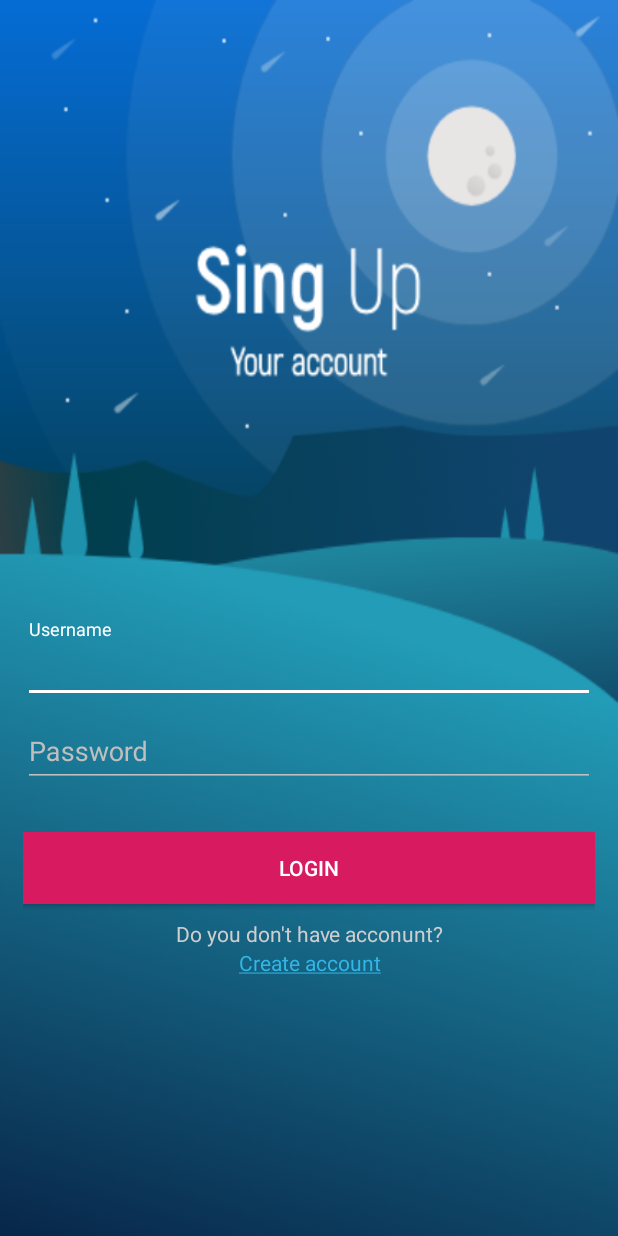
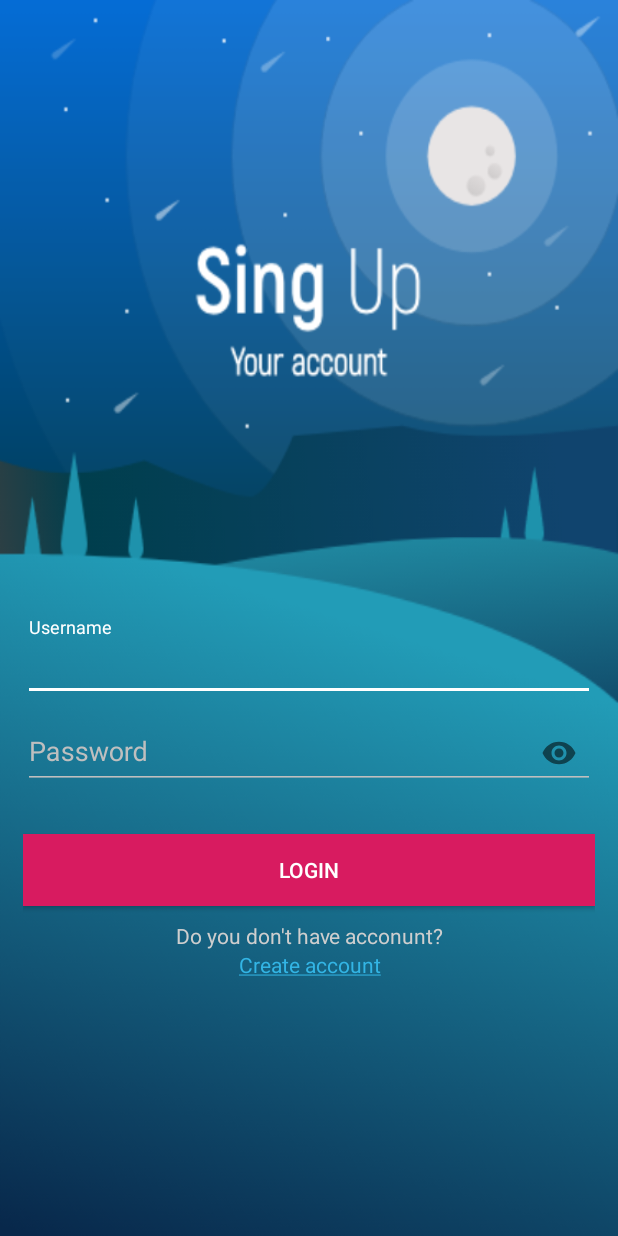
Before and after one commit to Fikridzz/CrudeMakanan, an Android app: the screen it shows after launch (LoginActivity), on a phone screen of 412 x 824 dp. Run offline under Robolectric (Android 15) with nearby library versions, the phone set to English and light mode, and no system bars; our stand-ins replace ButterKnife.

Commit message:
Update comand

```diff
--- a/app/src/main/java/com/example/fikridzakwan/crudemakanan/Model/LoginData.java
+++ b/app/src/main/java/com/example/fikridzakwan/crudemakanan/Model/LoginData.java
@@ -31,9 +31,11 @@ public class LoginData implements Parcelable {
     @SerializedName("level")
     private String level;
 
+    // Buat contract kosong
     public LoginData() {
     }
 
+    // Hasil Implementasi Parcelable
     protected LoginData(Parcel in) {
         id_user = in.readString();
         nama_user = in.readString();
@@ -78,6 +80,7 @@ public class LoginData implements Parcelable {
         return CREATOR;
     }
 
+    // Getter and setter
     public String getId_user() {
         return id_user;
     }
--- a/app/src/main/java/com/example/fikridzakwan/crudemakanan/UI/login/LoginActivity.java
+++ b/app/src/main/java/com/example/fikridzakwan/crudemakanan/UI/login/LoginActivity.java
@@ -5,6 +5,7 @@ import android.content.Intent;
 import android.graphics.Paint;
 import android.os.Bundle;
 import android.support.v7.app.AppCompatActivity;
+import android.text.InputType;
 import android.view.View;
 import android.widget.Button;
 import android.widget.EditText;
--- a/app/src/main/res/layout/activity_login.xml
+++ b/app/src/main/res/layout/activity_login.xml
@@ -42,6 +42,7 @@
             android:layout_height="wrap_content"
             android:hint="Password"
             android:theme="@style/colotHint"
+            app:passwordToggleEnabled="true"
             android:textColorHint="#bfbfbf"
             android:gravity="center"
             android:layout_marginBottom="30dp">
```
